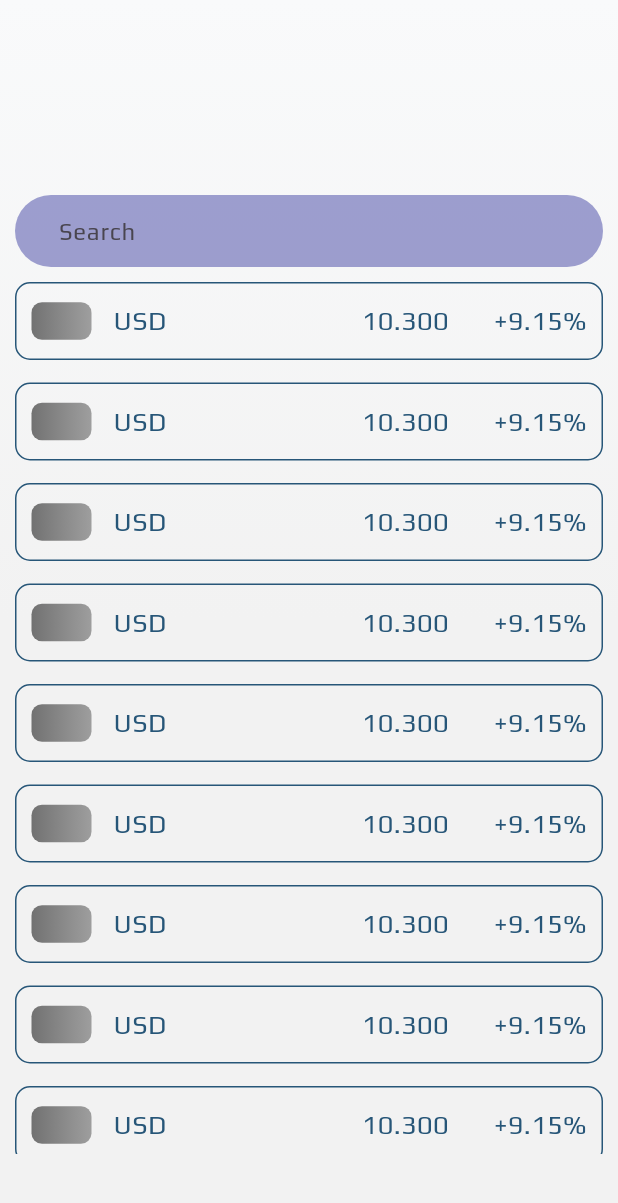
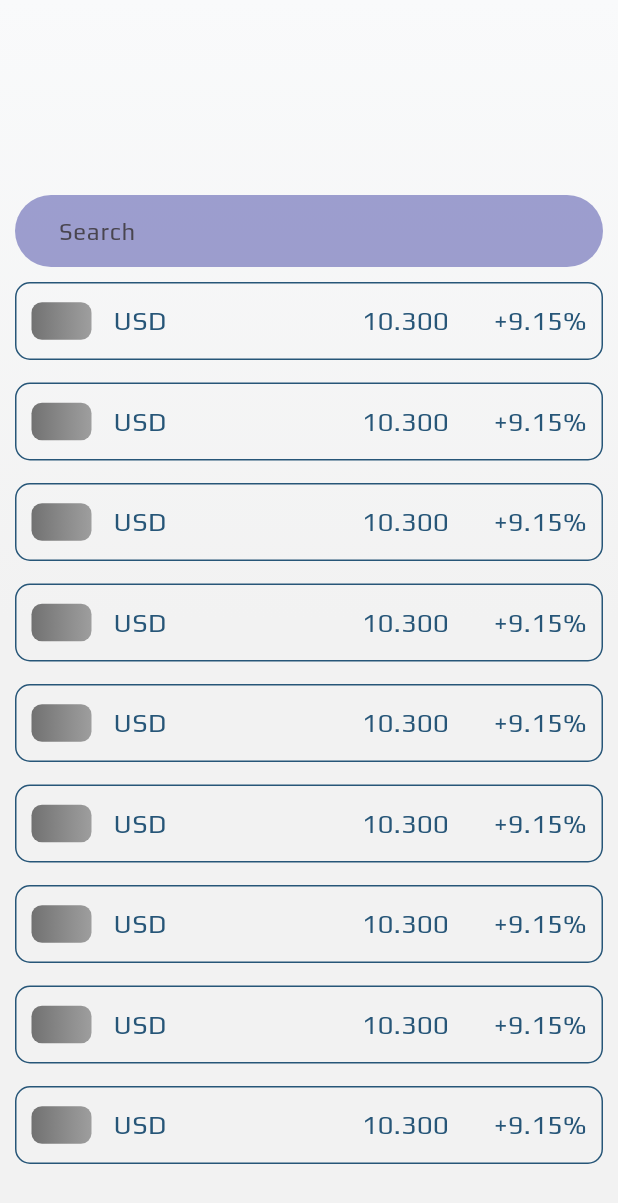
Before and after one commit to ASR1221/currency_exchange_flutter_app, a Flutter app: the CurrenciesPage widget shown alone on an empty page, opened directly, on a phone screen of 412 x 824 dp. Shown: the top 1203 px of the screen. Run offline on Flutter 3.47's test engine with Material 3 defaults, Android fonts, the phone set to English and light mode, and no system bars; our stand-ins replace dropdown_button2, fl_chart, shared_preferences; accounts and stored records are empty.

Commit message:
EDIT: a small padding edit in currencies page

```diff
--- a/lib/pages/currencies_page.dart
+++ b/lib/pages/currencies_page.dart
@@ -20,7 +20,7 @@ class _CurrenciesPageState extends State<CurrenciesPage> {
   Widget build(BuildContext context) {
     return BackGroundGradientWrapper(
       childApp: Padding(
-        padding: const EdgeInsets.only(top: 100, left: 10, right: 10, bottom: 55),
+        padding: const EdgeInsets.only(top: 100, left: 10, right: 10, bottom: 35),
         child: MediaQuery.removePadding(
           context: context,
           removeTop: true,
```
